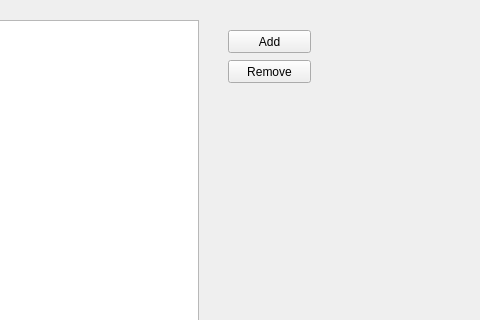
Qt form ui/QEDLab7Ui/task3qed.ui (JFomit/lab7) before a commit; both pictures show x 222 to 702 and y 0 to 320 of the 702 by 407 pixel window.
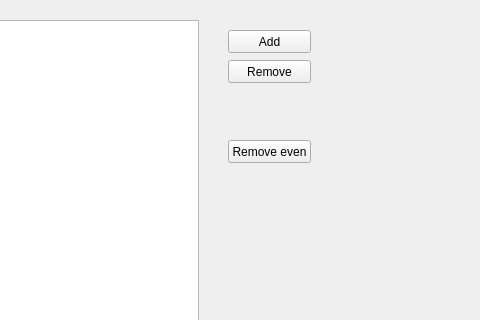
The same form after that commit.

```diff
--- a/ui/QEDLab7Ui/task3qed.ui
+++ b/ui/QEDLab7Ui/task3qed.ui
@@ -65,6 +65,19 @@
     <string>Remove</string>
    </property>
   </widget>
+  <widget class="QPushButton" name="do_2">
+   <property name="geometry">
+    <rect>
+     <x>450</x>
+     <y>140</y>
+     <width>83</width>
+     <height>23</height>
+    </rect>
+   </property>
+   <property name="text">
+    <string>Remove even</string>
+   </property>
+  </widget>
  </widget>
  <resources/>
  <connections>
```
